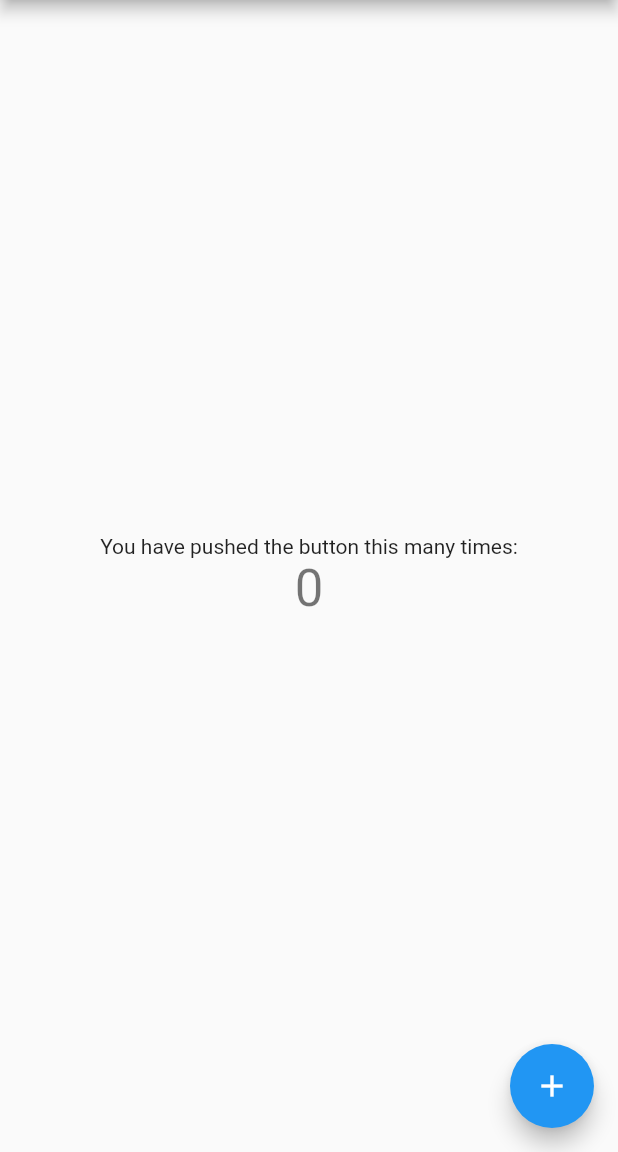
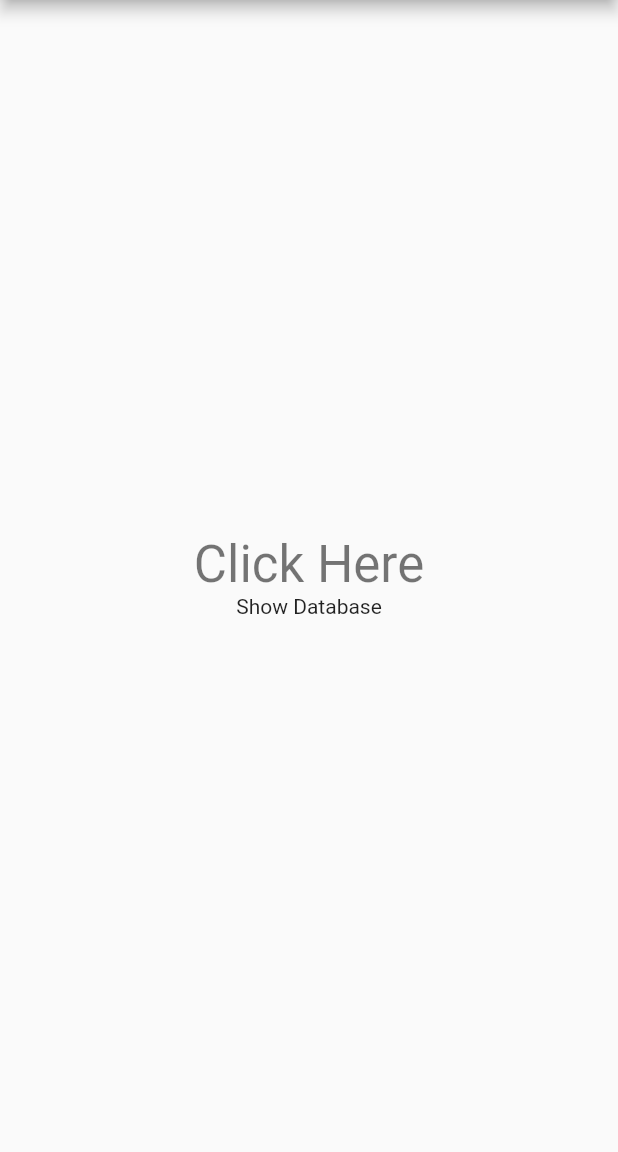
Before and after one commit to zaman-pallob/SqfliteDemo, a Flutter app: the screen it shows after launch, on a phone screen of 412 x 824 dp, the part 84-1236 px from its top. Run offline on Flutter 3.47's test engine with Material 2 defaults, Android fonts, the phone set to English and light mode, and no system bars; our stand-ins replace sqflite; accounts and stored records are empty.

Commit message:
database insertion,reading

```diff
--- /dev/null
+++ b/lib/DatabaseHelper.dart
@@ -0,0 +1,50 @@
+import 'dart:io';
+
+import 'package:path_provider/path_provider.dart';
+import 'package:sqflite/sqflite.dart';
+import 'package:sqflite/sqlite_api.dart';
+import 'package:path/path.dart';
+import 'package:sqflitedemo/Model.dart';
+
+class DatabaseHelper {
+  static final DatabaseHelper _instance = DatabaseHelper._initializer();
+  DatabaseHelper._initializer();
+  static Database _database;
+  static String table = "Mytable";
+  factory DatabaseHelper() {
+    return _instance;
+  }
+
+  Future<Database> get db async {
+    if (_database == null) {
+      _database = await init();
+    }
+    return _database;
+  }
+
+  Future<Database> init() async {
+    Directory directory = await getApplicationDocumentsDirectory();
+    String path = join(directory.path, "mydatabase.db");
+    var database = openDatabase(path,
+        version: 1, onCreate: _onCreate, onUpgrade: _onUpgrade);
+    return database;
+  }
+
+  void _onCreate(Database db, int version) {
+    db.execute('''CREATE TABLE $table(name TEXT,age TEXT,height TEXT)''');
+  }
+
+  void insert(Model model) async {
+    Database db = await _instance.db;
+    db.insert(table, model.toMap());
+  }
+
+  Future<List<Map<String, dynamic>>> read() async {
+    Database db = await _instance.db;
+    Future<List<Map<String, dynamic>>> model;
+    model = db.query(table);
+    return model;
+  }
+
+  void _onUpgrade(Database db, int oldVersion, int newVersion) {}
+}
--- /dev/null
+++ b/lib/Model.dart
@@ -0,0 +1,21 @@
+class Model {
+  String name;
+  String age;
+  String height;
+
+  Model({this.name, this.age, this.height});
+
+  Model.fromMap(Map<String, dynamic> json) {
+    name = json['name'];
+    age = json['age'];
+    height = json['height'];
+  }
+
+  Map<String, dynamic> toMap() {
+    final Map<String, dynamic> data = new Map<String, dynamic>();
+    data['name'] = this.name;
+    data['age'] = this.age;
+    data['height'] = this.height;
+    return data;
+  }
+}
--- a/lib/main.dart
+++ b/lib/main.dart
@@ -1,4 +1,6 @@
 import 'package:flutter/material.dart';
+import 'package:sqflitedemo/DatabaseHelper.dart';
+import 'package:sqflitedemo/Model.dart';
 
 void main() {
   runApp(MyApp());
@@ -46,68 +48,45 @@ class MyHomePage extends StatefulWidget {
 }
 
 class _MyHomePageState extends State<MyHomePage> {
-  int _counter = 0;
-
-  void _incrementCounter() {
-    setState(() {
-      // This call to setState tells the Flutter framework that something has
-      // changed in this State, which causes it to rerun the build method below
-      // so that the display can reflect the updated values. If we changed
-      // _counter without calling setState(), then the build method would not be
-      // called again, and so nothing would appear to happen.
-      _counter++;
-    });
-  }
-
+  DatabaseHelper ob1 = DatabaseHelper();
   @override
   Widget build(BuildContext context) {
-    // This method is rerun every time setState is called, for instance as done
-    // by the _incrementCounter method above.
-    //
-    // The Flutter framework has been optimized to make rerunning build methods
-    // fast, so that you can just rebuild anything that needs updating rather
-    // than having to individually change instances of widgets.
     return Scaffold(
       appBar: AppBar(
-        // Here we take the value from the MyHomePage object that was created by
-        // the App.build method, and use it to set our appbar title.
         title: Text(widget.title),
       ),
       body: Center(
-        // Center is a layout widget. It takes a single child and positions it
-        // in the middle of the parent.
         child: Column(
-          // Column is also a layout widget. It takes a list of children and
-          // arranges them vertically. By default, it sizes itself to fit its
-          // children horizontally, and tries to be as tall as its parent.
-          //
-          // Invoke "debug painting" (press "p" in the console, choose the
-          // "Toggle Debug Paint" action from the Flutter Inspector in Android
-          // Studio, or the "Toggle Debug Paint" command in Visual Studio Code)
-          // to see the wireframe for each widget.
-          //
-          // Column has various properties to control how it sizes itself and
-          // how it positions its children. Here we use mainAxisAlignment to
-          // center the children vertically; the main axis here is the vertical
-          // axis because Columns are vertical (the cross axis would be
-          // horizontal).
           mainAxisAlignment: MainAxisAlignment.center,
           children: <Widget>[
-            Text(
-              'You have pushed the button this many times:',
+            InkWell(
+              onTap: () {
+                Model model =
+                    new Model(age: "27", height: "5.2", name: "Pallob");
+                ob1.insert(model);
+              },
+              child: Text(
+                "Click Here",
+                style: Theme.of(context).textTheme.headline4,
+              ),
             ),
-            Text(
-              '$_counter',
-              style: Theme.of(context).textTheme.headline4,
-            ),
+            InkWell(
+              onTap: () {
+                ob1.read().then((value) {
+                  for (var i = 0; i < value.length; i++) {
+                    print(value[i]["name"] +
+                        " " +
+                        value[i]["age"] +
+                        " " +
+                        value[i]["height"]);
+                  }
+                });
+              },
+              child: Text("Show Database"),
+            )
           ],
         ),
       ),
-      floatingActionButton: FloatingActionButton(
-        onPressed: _incrementCounter,
-        tooltip: 'Increment',
-        child: Icon(Icons.add),
-      ), // This trailing comma makes auto-formatting nicer for build methods.
     );
   }
 }
--- a/pubspec.yaml
+++ b/pubspec.yaml
@@ -28,7 +28,8 @@ dependencies:
   # The following adds the Cupertino Icons font to your application.
   # Use with the CupertinoIcons class for iOS style icons.
   cupertino_icons: ^1.0.2
-
+  sqflite: ^1.3.0
+  path_provider: ^2.0.1
 dev_dependencies:
   flutter_test:
     sdk: flutter
```
Also changed, not shown: pubspec.lock.
